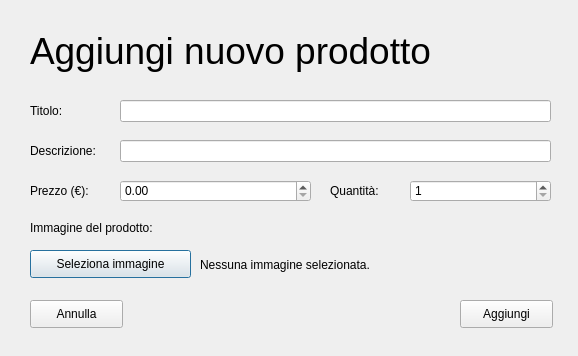
Qt form ui/aggiungi_prodotto.ui (faffolao/Codice_Gestionale_Tipografia) before a commit.
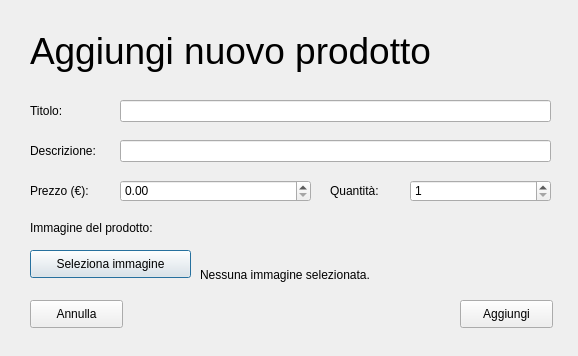
The same form after that commit.

Patch:
```diff
--- a/ui/aggiungi_prodotto.ui
+++ b/ui/aggiungi_prodotto.ui
@@ -168,9 +168,9 @@
    <property name="geometry">
     <rect>
      <x>200</x>
-     <y>255</y>
-     <width>341</width>
-     <height>20</height>
+     <y>224</y>
+     <width>191</width>
+     <height>101</height>
     </rect>
    </property>
    <property name="text">
```
